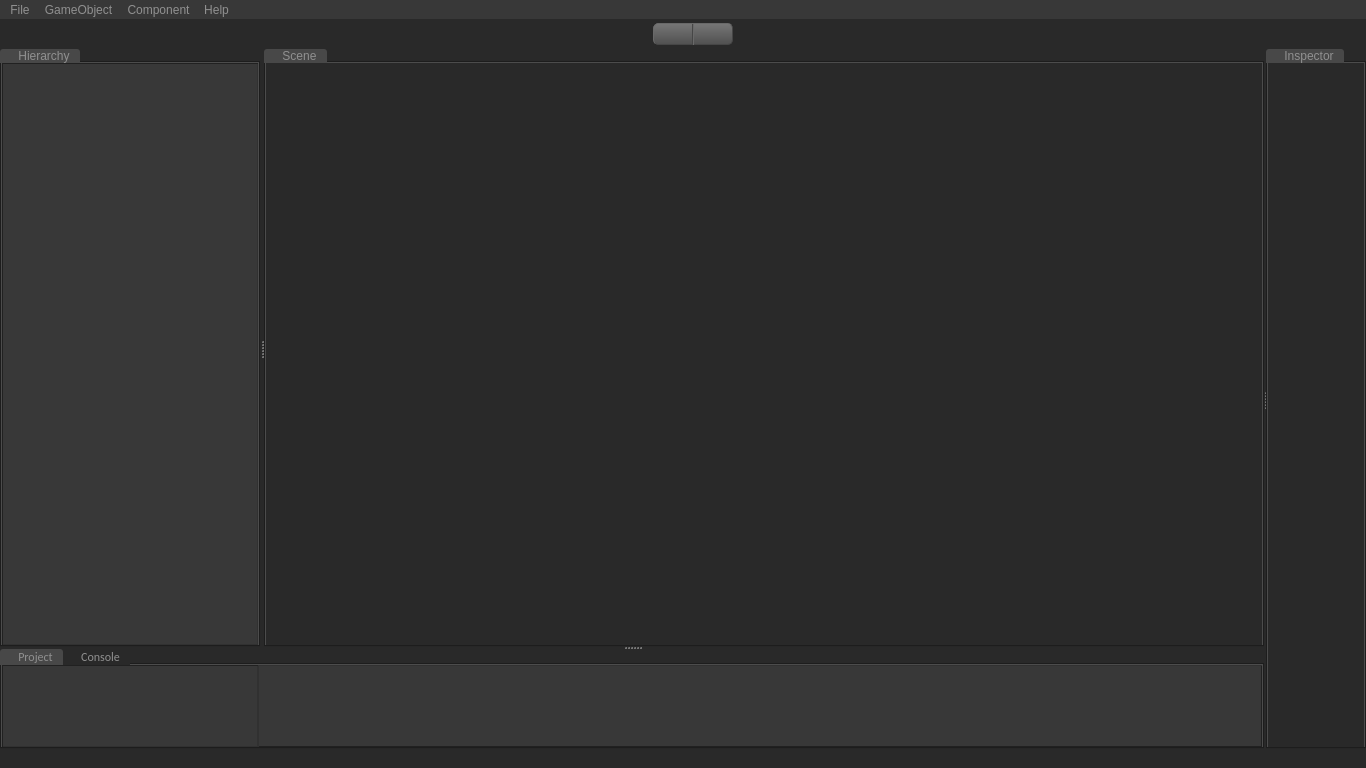
The window that Editor/editor.ui (PanosK92/SpartanEngine) describes before a commit, drawn with Qt 5.
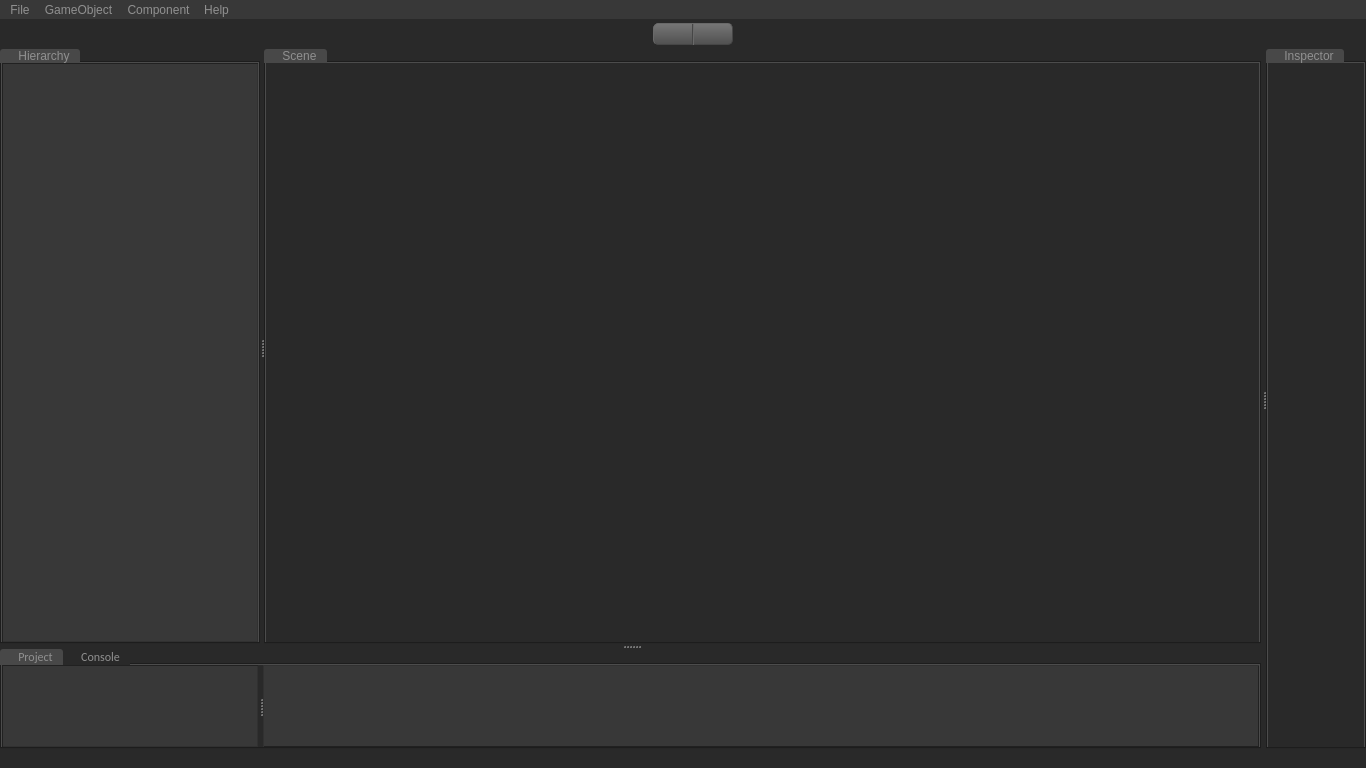
The same window after the commit. Icons and pictures are not drawn. Custom widgets are drawn as their Qt base class.

Commit message: QSS Style update.

The edit to the form file:
```diff
--- a/Editor/editor.ui
+++ b/Editor/editor.ui
@@ -272,6 +272,66 @@
 	border-style: none;
 }
 
+/*= PLAY/PAUSE BUTTONS ===================================================================================*/
+#directusPlayButton
+{
+	min-width: 2em;
+	padding: 3px;
+	border-color: #464646;
+	background-color: qlineargradient(spread:pad, x1:0.460636, y1:0, x2:0.467, y2:1, stop:0 rgba(120, 120, 120, 255), stop:1 rgba(79, 79, 79, 255));
+	background-image: url(:/Images/play.png);
+	background-repeat: no-repeat;
+	background-position: center;
+	border-style: outset;
+	border-width: 1px;
+	border-top-left-radius: 5px;
+	border-bottom-left-radius: 5px;
+}
+
+#directusPlayButton:checked 
+{
+	min-width: 2em;
+	padding: 3px;
+	border-color: #464646;
+	background-color: qradialgradient(spread:pad, cx:0.495, cy:0.5, radius:0.644, fx:0.5, fy:0.5, stop:0.204545 rgba(120, 120, 120, 255), stop:1 rgba(59, 59, 59, 255));
+	background-image: url(:/Images/play.png);
+	background-repeat: no-repeat;
+	background-position: center;
+	border-style: outset;
+	border-width: 1px;
+	border-top-left-radius: 5px;
+	border-bottom-left-radius: 5px;
+}
+
+#directusPauseButton
+{
+	min-width: 2em;
+	padding: 3px;
+	border-color: #464646;
+	background-color: qlineargradient(spread:pad, x1:0.460636, y1:0, x2:0.467, y2:1, stop:0 rgba(120, 120, 120, 255), stop:1 rgba(79, 79, 79, 255));
+	background-image: url(:/Images/pause.png) contain;
+	background-repeat: no-repeat;
+	background-position: center;
+	border-style: outset;
+	border-width: 1px;
+	border-top-right-radius: 5px;
+	border-bottom-right-radius: 5px;
+}
+
+#directusPauseButton:checked 
+{
+	min-width: 2em;
+	padding: 3px;
+	border-color: #464646;
+	background-color: qradialgradient(spread:pad, cx:0.495, cy:0.5, radius:0.644, fx:0.5, fy:0.5, stop:0.204545 rgba(120, 120, 120, 255), stop:1 rgba(59, 59, 59, 255));
+	background-image: url(:/Images/pause.png);
+	background-repeat: no-repeat;
+	background-position: center;
+	border-style: outset;
+	border-width: 1px;
+	border-top-right-radius: 5px;
+	border-bottom-right-radius: 5px;
+}
 /*= MENU ===================================================================================*/
 QMenuBar
 {
@@ -483,90 +543,132 @@
 /*========================================================================================*/
 
 /*= SCROLLBAR - VERTICAL ========================================================================*/
+/* Background (non scrollabe area) */
 QScrollBar:vertical 
 {
 	border-color: #212121;
 	border-style: solid;
 	border-width: 1px;
-	background-color: qlineargradient(spread:pad, x1:0, y1:0.5, x2:1, y2:0.5, stop:0 rgba(54, 54, 54, 255), stop:1 rgba(79, 79, 79, 255));
-	margin: 21px 0 21px 0;
+	background-color: #212121;
+	margin: 15px 0 15px 0;
 }
 
+/* Background (scrollable area) */
+QScrollBar::add-page:vertical, QScrollBar::sub-page:vertical 
+{
+	background: #292929;
+ }
+
+/* Handle */
 QScrollBar::handle:vertical 
 {
-	background-color: qlineargradient(spread:pad, x1:0, y1:0.5, x2:1, y2:0.5, stop:0 rgba(100, 100, 100, 255), stop:1 rgba(79, 79, 79, 255));
+	background-color: qlineargradient(spread:pad, x1:0, y1:0.5, x2:1, y2:0.5, stop:0 rgba(66, 66, 66, 255), stop:1 rgba(53, 53, 53, 255));
 }
 
-QScrollBar::add-line:vertical 
-{
-	height: 15px;
-	subcontrol-position: bottom;
-    subcontrol-origin: margin;
-}
-
+/* Top arrow (clickable area) */
 QScrollBar::sub-line:vertical 
 {
-	height: 15px;
 	subcontrol-position: top;
+  	height: 15px;
     subcontrol-origin: margin;
+	background-color:#292929;
+	border-color: #212121;
+	border-style: solid;
+	border-width: 1px;
 }
 
- QScrollBar::add-page:vertical, QScrollBar::sub-page:vertical 
+/* Bottom arrow (clickable area) */
+QScrollBar::add-line:vertical 
 {
-	background: none;
- }
+	subcontrol-position: bottom;
+	height: 15px;
+    subcontrol-origin: margin;
+	background-color:#292929;
+	border-color: #212121;
+	border-style: solid;
+	border-width: 1px;
+}
 
-QScrollBar::down-arrow
+QScrollBar::down-arrow::vertical
 {   
-		background-color: qlineargradient(spread:pad, x1:0.5, y1:1, x2:0.5, y2:0, stop:0 rgba(57, 57, 57, 255), stop:1 rgba(68, 68, 68, 255));
-		border-width: 1px;
-		border-style: none;
+	background-image: url(:/Images/arrowDown.png) contain;
 }
 
+QScrollBar::up-arrow::vertical
+{   
+	background-image: url(:/Images/arrowUp.png) contain;
+}
 /*========================================================================================*/
 
 /*= SCROLLBAR - HORIZONTAL ======================================================================*/
+/* Background (non scrollabe area) */
 QScrollBar:horizontal 
 {
 	border-color: #212121;
 	border-style: solid;
 	border-width: 1px;
-	background-color:  qlineargradient(spread:pad, x1:0.5, y1:0, x2:0.5, y2:1, stop:0 rgba(46, 46, 46, 255), stop:1 rgba(79, 79, 79, 255));
-	margin: 0 21px 0 21px;
+	background-color: #212121;
+	margin: 0 15px 0 15px;
 }
 
+/* Background (scrollable area) */
+QScrollBar::add-page:horizontal, QScrollBar::sub-page:horizontal 
+{
+	background: #292929;
+ }
+
+/* Handle */
 QScrollBar::handle:horizontal 
 {
 	background-color: qlineargradient(spread:pad, x1:0.5, y1:1, x2:0.5, y2:0, stop:0 rgba(54, 54, 54, 255), stop:1 rgba(79, 79, 79, 255));
 }
 
+/* Right arrow (clickable area) */
 QScrollBar::add-line:horizontal 
 {
-	width: 15px;
-	subcontrol-position: left;
-    subcontrol-origin: margin;
-}
-
-QScrollBar::sub-line:horizontal 
-{
-	width: 15px;
 	subcontrol-position: right;
+	width: 15px;
     subcontrol-origin: margin;
+	background-color:#292929;
+	border-color: #212121;
+	border-style: solid;
+	border-width: 1px;
 }
 
- QScrollBar::add-page:horizontal, QScrollBar::sub-page:horizontal 
+/* Left arrow (clickable area) */
+QScrollBar::sub-line:horizontal 
 {
-	background: none;
- }
+	subcontrol-position: left;
+  	width: 15px;
+    subcontrol-origin: margin;
+	background-color:#292929;
+	border-color: #212121;
+	border-style: solid;
+	border-width: 1px;
+}
+
+QScrollBar::right-arrow:horizontal
+{   
+	background-image: url(:/Images/arrowRight.png) contain;
+}
+
+QScrollBar::left-arrow:horizontal
+{   
+	background-image: url(:/Images/arrowLeft.png) contain;
+}
 /*========================================================================================*/
 
-/* Frame background: 212121 */
-/* Text color: 909090 */
-/* Text highlighted: EDEDED */
-/* widgets: 383838 */
-/* widgets highlighted: 484848*/
-/* border fade: 464646*/
-</string>
+/*
+widget background dark: 			292929
+widget background light:				383838
+widget background highlighted: 	484848
+text disabled:								585858
+text : 											909090
+text highlighted:							 EDEDED
+border: 										212121
+border highlighted:						464646
+text edit background:					414141
+*/</string>
   </property>
   <property name="locale">
    <locale language="English" country="UnitedStates"/>
@@ -810,7 +912,7 @@
        <enum>Qt::Horizontal</enum>
       </property>
       <property name="handleWidth">
-       <number>2</number>
+       <number>5</number>
       </property>
       <widget class="QWidget" name="widgetLeft" native="true">
        <property name="sizePolicy">
@@ -844,7 +946,7 @@
            <enum>Qt::Vertical</enum>
           </property>
           <property name="handleWidth">
-           <number>2</number>
+           <number>5</number>
           </property>
           <widget class="QWidget" name="widgetUpperLeft" native="true">
            <property name="sizePolicy">
@@ -1978,7 +2080,7 @@
                      <enum>Qt::Horizontal</enum>
                     </property>
                     <property name="handleWidth">
-                     <number>0</number>
+                     <number>5</number>
                     </property>
                     <widget class="DirectusDirExplorer" name="directusDirExplorer">
                      <property name="sizePolicy">
```
Left out of the diff: 79 changed lines with no effect on the pictures. The commit also changes 3 other files.
